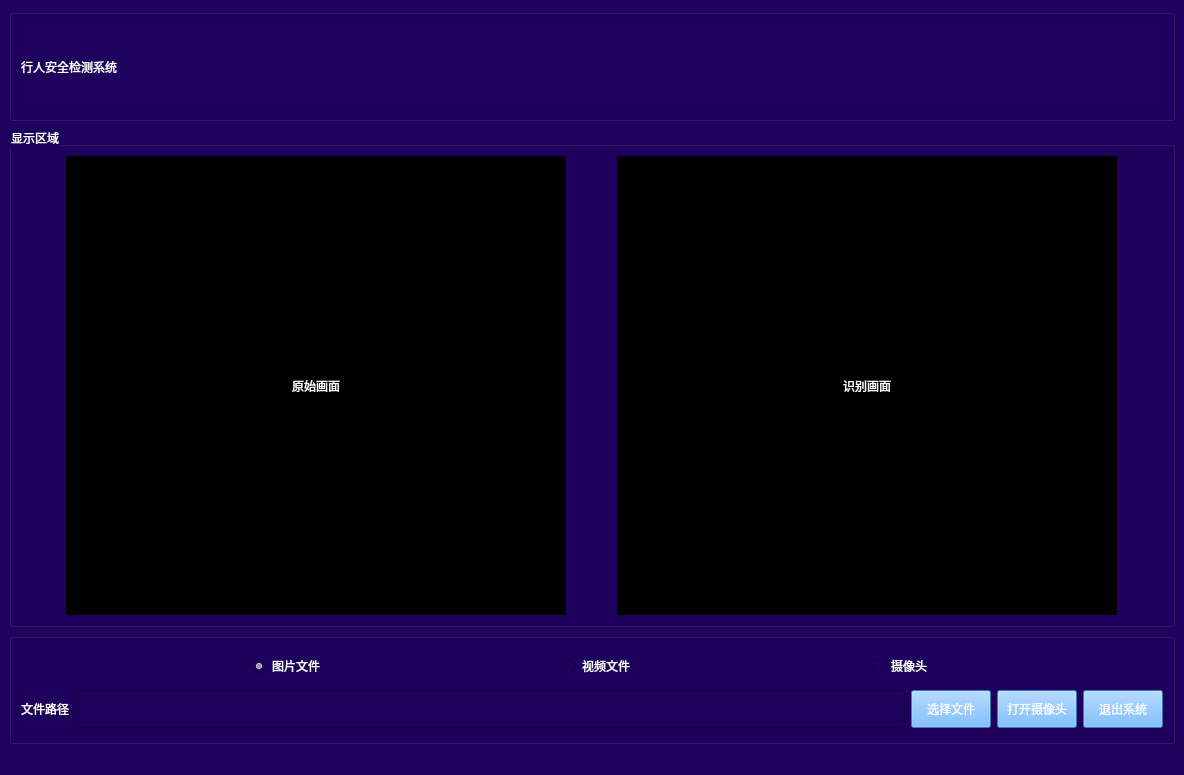
This is src/gui/ui_mainwindow.ui in eagleqq/PedestrianDetection as Qt 5 draws it before an edit. The edited form follows.
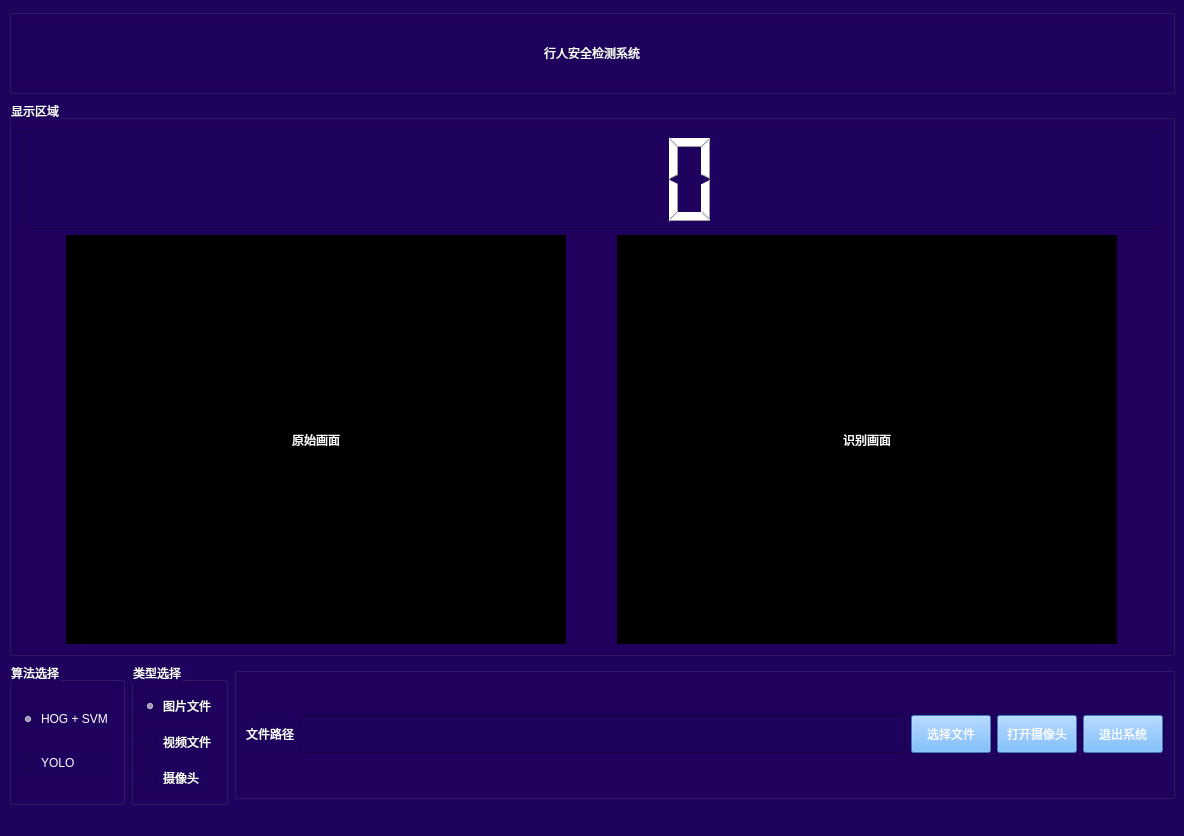
This is the edited form.

Commit message: 算法选择、人数显示位置

The edit to the form file:
```diff
--- a/src/gui/ui_mainwindow.ui
+++ b/src/gui/ui_mainwindow.ui
@@ -7,7 +7,7 @@
     <x>0</x>
     <y>0</y>
     <width>1184</width>
-    <height>775</height>
+    <height>836</height>
    </rect>
   </property>
   <property name="windowTitle">
@@ -17,7 +17,7 @@
    <string notr="true">background-color: rgb(31, 1, 94);</string>
   </property>
   <widget class="QWidget" name="centralwidget">
-   <layout class="QVBoxLayout" name="verticalLayout">
+   <layout class="QVBoxLayout" name="verticalLayout_5">
     <item>
      <widget class="QGroupBox" name="groupBox_3">
       <property name="minimumSize">
@@ -26,6 +26,12 @@
         <height>85</height>
        </size>
       </property>
+      <property name="maximumSize">
+       <size>
+        <width>16777215</width>
+        <height>85</height>
+       </size>
+      </property>
       <property name="styleSheet">
        <string notr="true">color: rgb(255, 255, 255);
 background-color: rgb(31, 1, 94);
@@ -44,7 +50,7 @@
           <string>行人安全检测系统</string>
          </property>
          <property name="alignment">
-          <set>Qt::AlignLeading|Qt::AlignLeft|Qt::AlignVCenter</set>
+          <set>Qt::AlignCenter</set>
          </property>
          <property name="margin">
           <number>10</number>
@@ -70,6 +76,30 @@
       <property name="title">
        <string>显示区域</string>
       </property>
+      <layout class="QVBoxLayout" name="verticalLayout_4">
+       <item>
+        <widget class="QLCDNumber" name="lcdNumber">
+         <property name="minimumSize">
+          <size>
+           <width>0</width>
+           <height>100</height>
+          </size>
+         </property>
+         <property name="maximumSize">
+          <size>
+           <width>16777215</width>
+           <height>100</height>
+          </size>
+         </property>
+         <property name="layoutDirection">
+          <enum>Qt::LeftToRight</enum>
+         </property>
+         <property name="smallDecimalPoint">
+          <bool>false</bool>
+         </property>
+        </widget>
+       </item>
+       <item>
       <layout class="QHBoxLayout" name="horizontalLayout_2">
        <item>
         <widget class="QLabel" name="label_img1">
@@ -122,40 +152,54 @@
         </widget>
        </item>
       </layout>
+       </item>
+      </layout>
      </widget>
     </item>
-    <item>
-     <widget class="QGroupBox" name="groupBox">
-      <property name="maximumSize">
-       <size>
-        <width>16777215</width>
-        <height>132</height>
-       </size>
-      </property>
-      <property name="styleSheet">
-       <string notr="true">color: rgb(255, 255, 255);
-background-color: rgb(31, 1, 94);
-font: 75 10pt &quot;Aharoni&quot;;</string>
-      </property>
-      <property name="title">
-       <string/>
-      </property>
-      <layout class="QVBoxLayout" name="verticalLayout_2">
        <item>
         <layout class="QHBoxLayout" name="horizontalLayout_3">
          <item>
-          <spacer name="horizontalSpacer_2">
-           <property name="orientation">
-            <enum>Qt::Horizontal</enum>
-           </property>
-           <property name="sizeHint" stdset="0">
-            <size>
-             <width>40</width>
-             <height>20</height>
-            </size>
-           </property>
-          </spacer>
+       <widget class="QGroupBox" name="groupBox_4">
+        <property name="styleSheet">
+         <string notr="true">color: rgb(255, 255, 255);
+background-color: rgb(31, 1, 94);
+font: 75 10pt &quot;Aharoni&quot;;</string>
+        </property>
+        <property name="title">
+         <string>算法选择</string>
+        </property>
+        <layout class="QVBoxLayout" name="verticalLayout">
+         <item>
+          <widget class="QRadioButton" name="radioButton_hog">
+           <property name="text">
+            <string>HOG + SVM</string>
+           </property>
+           <property name="checked">
+            <bool>true</bool>
+           </property>
+          </widget>
          </item>
+         <item>
+          <widget class="QRadioButton" name="radioButton_yolo">
+           <property name="text">
+            <string>YOLO</string>
+           </property>
+          </widget>
+         </item>
+        </layout>
+       </widget>
+      </item>
+      <item>
+       <widget class="QGroupBox" name="groupBox_5">
+        <property name="styleSheet">
+         <string notr="true">color: rgb(255, 255, 255);
+background-color: rgb(31, 1, 94);
+font: 75 10pt &quot;Aharoni&quot;;</string>
+        </property>
+        <property name="title">
+         <string>类型选择</string>
+        </property>
+        <layout class="QVBoxLayout" name="verticalLayout_3">
          <item>
           <widget class="QRadioButton" name="radioButton_img">
            <property name="minimumSize">
@@ -172,19 +216,6 @@
            </property>
           </widget>
          </item>
-         <item>
-          <spacer name="horizontalSpacer_3">
-           <property name="orientation">
-            <enum>Qt::Horizontal</enum>
-           </property>
-           <property name="sizeHint" stdset="0">
-            <size>
-             <width>40</width>
-             <height>20</height>
-            </size>
-           </property>
-          </spacer>
-         </item>
          <item>
           <widget class="QRadioButton" name="radioButton_video">
            <property name="minimumSize">
@@ -198,19 +229,6 @@
            </property>
           </widget>
          </item>
-         <item>
-          <spacer name="horizontalSpacer_4">
-           <property name="orientation">
-            <enum>Qt::Horizontal</enum>
-           </property>
-           <property name="sizeHint" stdset="0">
-            <size>
-             <width>40</width>
-             <height>20</height>
-            </size>
-           </property>
-          </spacer>
-         </item>
          <item>
           <widget class="QRadioButton" name="radioButton_cam">
            <property name="minimumSize">
@@ -224,21 +242,26 @@
            </property>
           </widget>
          </item>
+        </layout>
+       </widget>
+      </item>
          <item>
-          <spacer name="horizontalSpacer_5">
-           <property name="orientation">
-            <enum>Qt::Horizontal</enum>
-           </property>
-           <property name="sizeHint" stdset="0">
+       <widget class="QGroupBox" name="groupBox">
+        <property name="maximumSize">
             <size>
-             <width>40</width>
-             <height>20</height>
-            </size>
-           </property>
-          </spacer>
-         </item>
-        </layout>
-       </item>
+          <width>16777215</width>
+          <height>132</height>
+         </size>
+        </property>
+        <property name="styleSheet">
+         <string notr="true">color: rgb(255, 255, 255);
+background-color: rgb(31, 1, 94);
+font: 75 10pt &quot;Aharoni&quot;;</string>
+        </property>
+        <property name="title">
+         <string/>
+        </property>
+        <layout class="QVBoxLayout" name="verticalLayout_2">
        <item>
         <layout class="QHBoxLayout" name="horizontalLayout">
          <item>
@@ -320,6 +343,8 @@
        </item>
       </layout>
      </widget>
+      </item>
+     </layout>
     </item>
    </layout>
   </widget>
```
Lines whose indentation alone changed are shown as unchanged. The commit also changes 3 other files.
